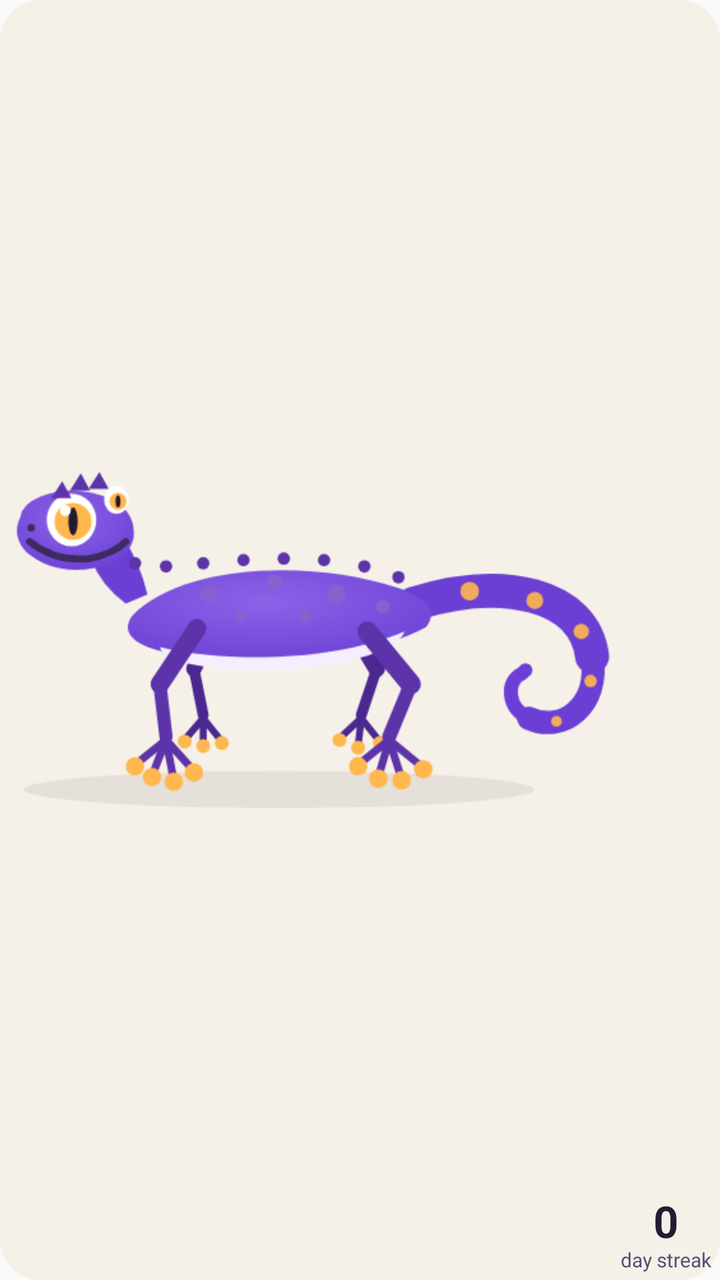
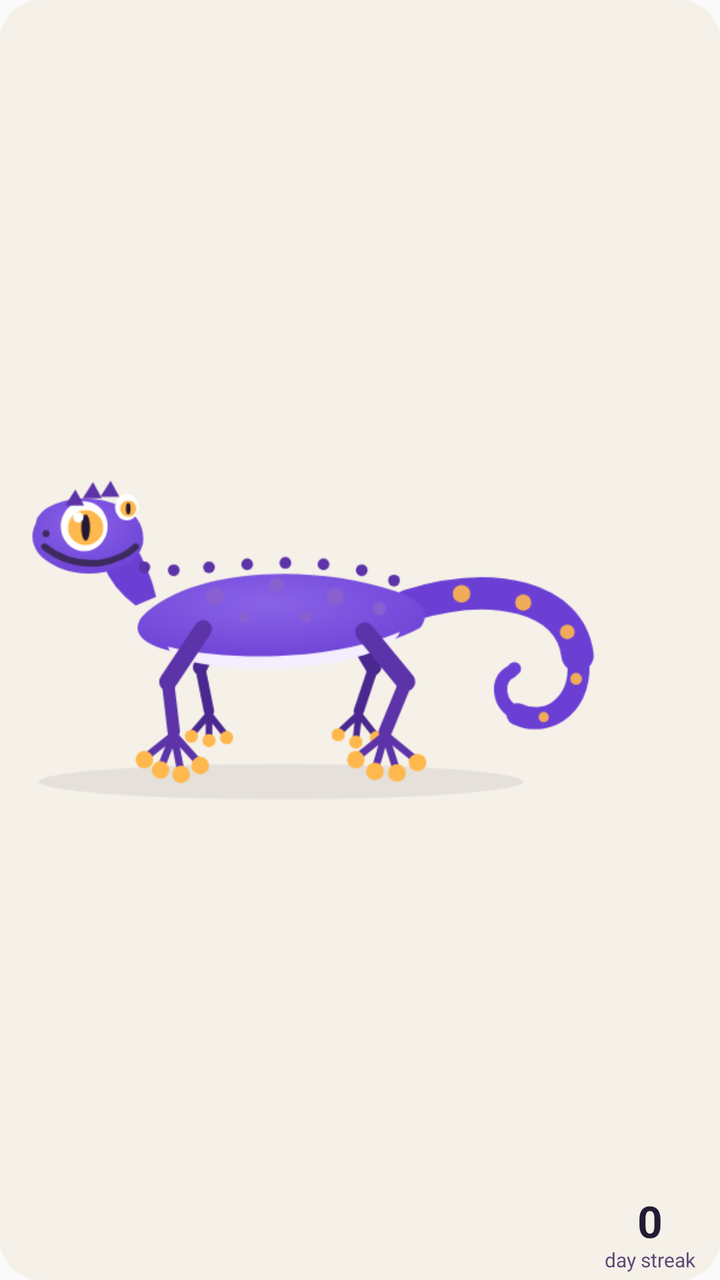

Screens rendered from an Android XML layout before and after an edit, with the pre-edit source and the edit as a unified diff.
<!-- AndroidManifest.xml: application theme android:Theme.Material.Light.NoActionBar -->
<!-- res/layout/widget_streak.xml -->
<?xml version="1.0" encoding="utf-8"?>
<LinearLayout xmlns:android="http://schemas.android.com/apk/res/android"
    android:id="@+id/widget_root"
    android:layout_width="match_parent"
    android:layout_height="match_parent"
    android:background="@drawable/widget_bg"
    android:gravity="center"
    android:orientation="horizontal"
    android:padding="4dp">

    <ViewFlipper
        android:id="@+id/sang_flipper"
        android:layout_width="0dp"
        android:layout_height="match_parent"
        android:layout_weight="1"
        android:autoStart="true"
        android:flipInterval="350">
        <ImageView android:layout_width="match_parent" android:layout_height="match_parent" android:contentDescription="@null" android:scaleType="fitCenter" android:src="@drawable/sang_0" />
        <ImageView android:layout_width="match_parent" android:layout_height="match_parent" android:contentDescription="@null" android:scaleType="fitCenter" android:src="@drawable/sang_1" />
        <ImageView android:layout_width="match_parent" android:layout_height="match_parent" android:contentDescription="@null" android:scaleType="fitCenter" android:src="@drawable/sang_2" />
        <ImageView android:layout_width="match_parent" android:layout_height="match_parent" android:contentDescription="@null" android:scaleType="fitCenter" android:src="@drawable/sang_3" />
        <ImageView android:layout_width="match_parent" android:layout_height="match_parent" android:contentDescription="@null" android:scaleType="fitCenter" android:src="@drawable/sang_4" />
        <ImageView android:layout_width="match_parent" android:layout_height="match_parent" android:contentDescription="@null" android:scaleType="fitCenter" android:src="@drawable/sang_5" />
    </ViewFlipper>

    <LinearLayout
        android:layout_width="wrap_content"
        android:layout_height="match_parent"
        android:minWidth="46dp"
        android:gravity="center"
        android:orientation="vertical">
    <TextView
        android:id="@+id/streak_count"
        android:layout_width="wrap_content"
        android:layout_height="0dp"
        android:layout_weight="1"
        android:gravity="bottom|center_horizontal"
        android:includeFontPadding="false"
        android:text="0"
        android:textColor="#241a33"
        android:textSize="22sp"
        android:maxLines="1"
        android:autoSizeTextType="uniform"
        android:autoSizeMinTextSize="10sp"
        android:autoSizeMaxTextSize="22sp"
        android:autoSizeStepGranularity="1sp"
        android:textStyle="bold" />

    <TextView
        android:id="@+id/streak_label"
        android:layout_width="wrap_content"
        android:layout_height="wrap_content"
        android:includeFontPadding="false"
        android:text="day streak"
        android:textColor="#5c4a78"
        android:textSize="10sp"
        android:maxLines="1" />
    </LinearLayout>
</LinearLayout>
<!-- resources referenced by this layout -->
<resources>
  <!-- drawable sang_0: png bitmap (drawable-nodpi, 39160 bytes) -->
  <!-- drawable sang_1: png bitmap (drawable-nodpi, 39295 bytes) -->
  <!-- drawable sang_2: png bitmap (drawable-nodpi, 39280 bytes) -->
  <!-- drawable sang_3: png bitmap (drawable-nodpi, 39295 bytes) -->
  <!-- drawable sang_4: png bitmap (drawable-nodpi, 39160 bytes) -->
  <!-- drawable sang_5: png bitmap (drawable-nodpi, 39373 bytes) -->
  <!-- drawable widget_bg (drawable) -->
  <?xml version="1.0" encoding="utf-8"?>
  <shape xmlns:android="http://schemas.android.com/apk/res/android" android:shape="rectangle">
      <solid android:color="#f5f1e8" />
      <corners android:radius="20dp" />
  </shape>
</resources>

<!-- the commit's change to res/layout/widget_streak.xml (unified diff, before → after) -->
@@ -6,7 +6,10 @@
     android:background="@drawable/widget_bg"
     android:gravity="center"
     android:orientation="horizontal"
-    android:padding="4dp">
+    android:paddingLeft="12dp"
+    android:paddingRight="12dp"
+    android:paddingTop="4dp"
+    android:paddingBottom="4dp">
 
     <ViewFlipper
         android:id="@+id/sang_flipper"
